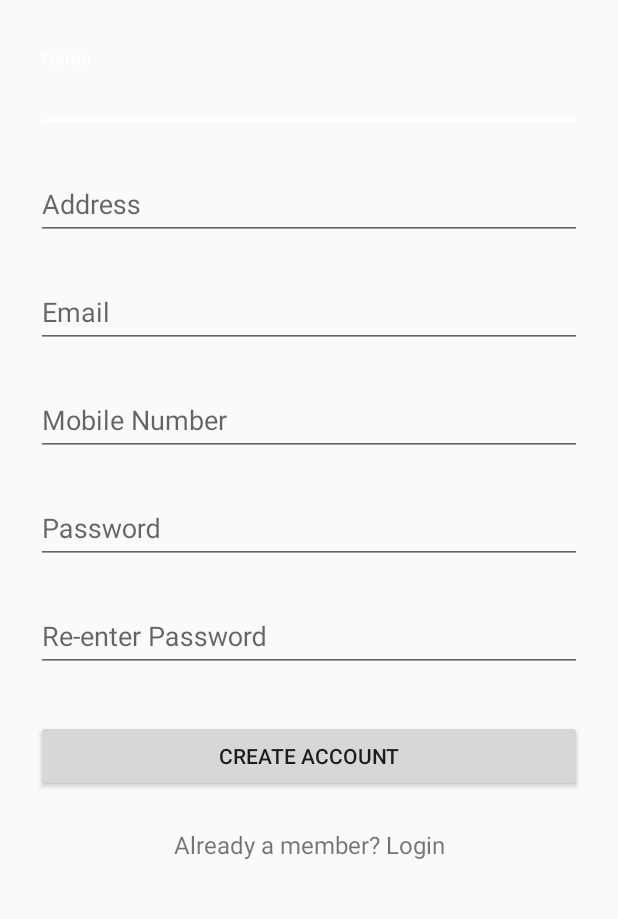
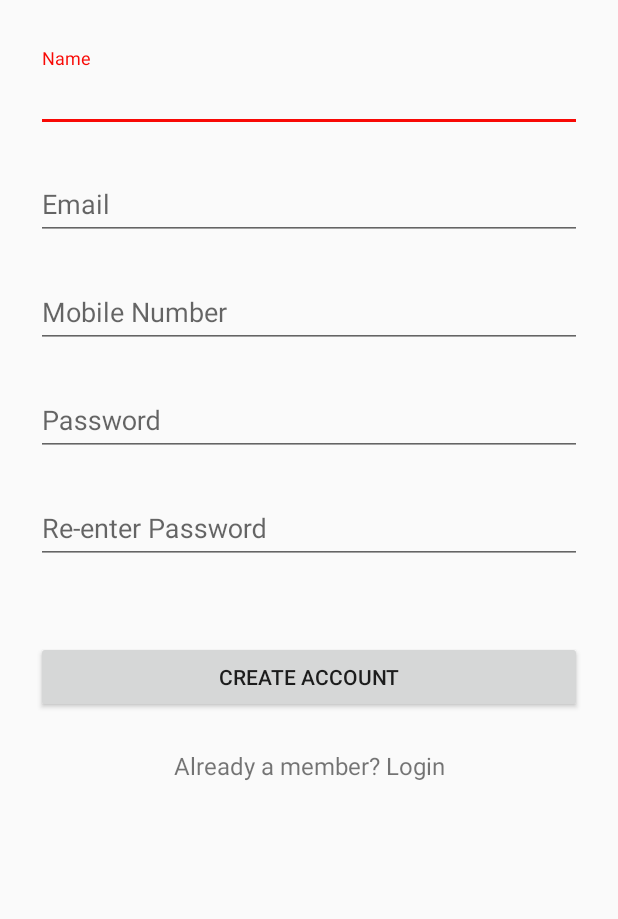
Before and after one commit to hoangloc0402/Hope, an Android app: the layout activity_signup.xml on its own in the app's theme, with its tools: preview values and no code run, on a phone screen of 412 x 824 dp, the part 192-1111 px from its top. Run offline under Robolectric (Android 15) with nearby library versions, the phone set to English and light mode, and no system bars.

Commit message:
Merge branch 'master' of H:\AndroidStudioProjects\Hope with conflicts.

```diff
--- a/app/build.gradle
+++ b/app/build.gradle
@@ -23,10 +23,7 @@ dependencies {
     implementation 'com.android.support:appcompat-v7:28.0.0'
     implementation 'com.android.support.constraint:constraint-layout:1.1.3'
     implementation 'com.android.support:design:28.0.0'
-//    implementation 'com.google.firebase:firebase-core:16.0.1'
     testImplementation 'junit:junit:4.12'
     androidTestImplementation 'com.android.support.test:runner:1.0.2'
     androidTestImplementation 'com.android.support.test.espresso:espresso-core:3.0.2'
 }
-
-//apply plugin: 'com.google.gms.google-services'
--- a/app/src/main/res/layout/activity_signup.xml
+++ b/app/src/main/res/layout/activity_signup.xml
@@ -2,6 +2,7 @@
 <ScrollView
     xmlns:android="http://schemas.android.com/apk/res/android"
     xmlns:app="http://schemas.android.com/apk/res-auto"
+    xmlns:tools="http://schemas.android.com/tools"
     android:layout_width="fill_parent"
     android:layout_height="fill_parent"
     android:fitsSystemWindows="true">
@@ -38,18 +39,6 @@
         </android.support.design.widget.TextInputLayout>
 
         <!-- Address Label -->
-        <android.support.design.widget.TextInputLayout
-            android:layout_width="match_parent"
-            android:layout_height="wrap_content"
-            android:layout_marginTop="8dp"
-            android:layout_marginBottom="8dp">
-            <EditText android:id="@+id/input_address"
-                android:layout_width="match_parent"
-                android:layout_height="wrap_content"
-                android:inputType="textPostalAddress"
-                android:hint="Address" />
-        </android.support.design.widget.TextInputLayout>
-
 
 
         <!--  Email Label -->
@@ -106,6 +95,12 @@
         </android.support.design.widget.TextInputLayout>
 
         <!-- Signup Button -->
+        <TextView
+            android:id="@+id/annouce_text"
+            android:layout_width="match_parent"
+            android:layout_height="wrap_content"
+            android:textColor="@color/colorAccent" />
+
         <android.support.v7.widget.AppCompatButton
             android:id="@+id/btn_signup"
             android:layout_width="fill_parent"
@@ -113,15 +108,16 @@
             android:layout_marginTop="24dp"
             android:layout_marginBottom="24dp"
             android:padding="12dp"
-            android:text="Create Account"/>
+            android:text="Create Account" />
 
-        <TextView android:id="@+id/link_login"
+        <TextView
+            android:id="@+id/link_login"
             android:layout_width="fill_parent"
             android:layout_height="wrap_content"
             android:layout_marginBottom="24dp"
+            android:gravity="center"
             android:text="Already a member? Login"
-            android:gravity="center"
-            android:textSize="16dip"/>
+            android:textSize="16dip" />
 
     </LinearLayout>
 </ScrollView>
--- a/app/src/main/res/values/colors.xml
+++ b/app/src/main/res/values/colors.xml
@@ -2,5 +2,5 @@
 <resources>
     <color name="colorPrimary">#008577</color>
     <color name="colorPrimaryDark">#00574B</color>
-    <color name="colorAccent">#FFFFFF</color>
+    <color name="colorAccent">#F80905</color>
 </resources>
```
Also changed, not shown: app/src/main/java/com/sunset/hope/ActivityLogin.java (added, +61 -0 lines), app/src/main/java/com/sunset/hope/ActivitySignUp.java (added, +76 -0 lines), app/src/main/java/com/sunset/hope/MainActivity.java (+4 -82 lines), app/src/main/res/layout/activity_login.xml (+5 -3 lines).
